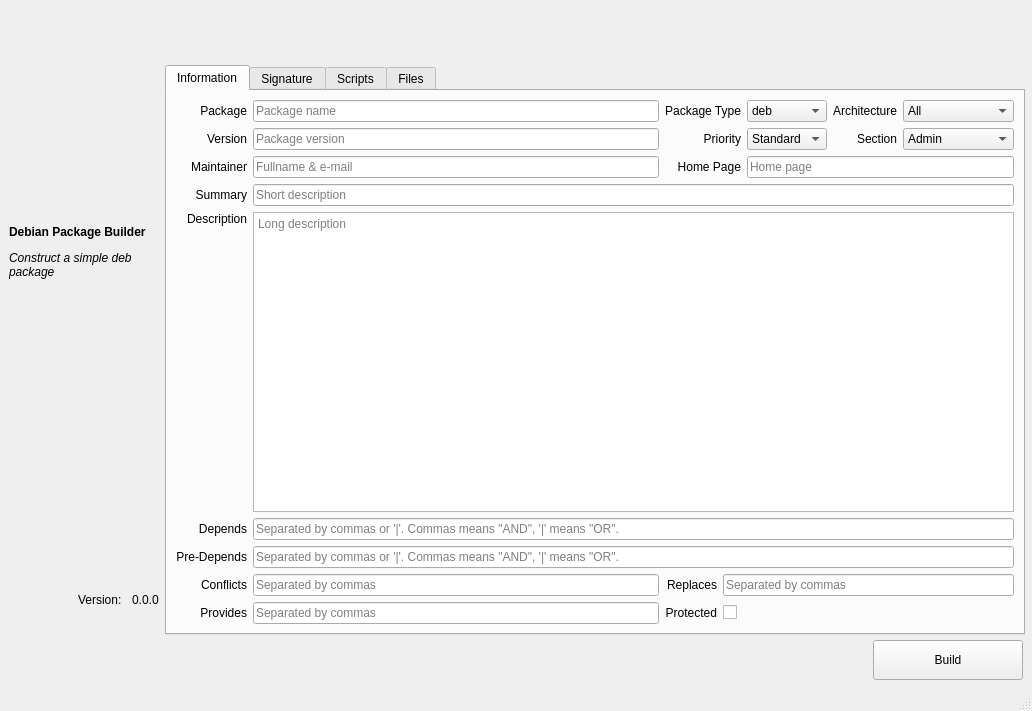
Qt form MainWindow.ui (kuletco/debfile-master) before a commit.
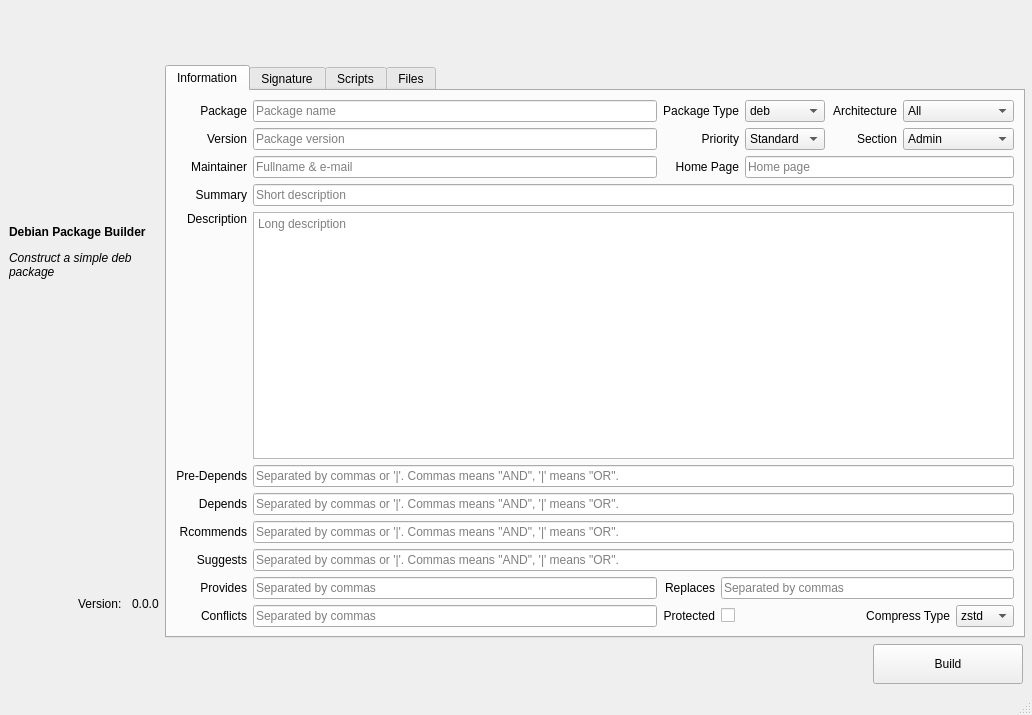
The same form after that commit. Icons and pictures are not drawn.

Commit message: Add compress type support

```diff
--- a/MainWindow.ui
+++ b/MainWindow.ui
@@ -7,7 +7,7 @@
     <x>0</x>
     <y>0</y>
     <width>1032</width>
-    <height>711</height>
+    <height>715</height>
    </rect>
   </property>
   <property name="minimumSize">
@@ -265,7 +265,7 @@
             </item>
            </widget>
           </item>
-          <item row="0" column="5">
+          <item row="0" column="5" colspan="2">
            <widget class="QLabel" name="LB_Arch">
             <property name="text">
              <string>Architecture</string>
@@ -275,7 +275,7 @@
             </property>
            </widget>
           </item>
-          <item row="0" column="6">
+          <item row="0" column="7" colspan="2">
            <widget class="QComboBox" name="ComboBox_Arch">
             <item>
              <property name="text">
@@ -346,6 +346,16 @@
             </property>
            </widget>
           </item>
+          <item row="1" column="2" colspan="2">
+           <widget class="QLabel" name="LB_Priority">
+            <property name="text">
+             <string>Priority</string>
+            </property>
+            <property name="alignment">
+             <set>Qt::AlignRight|Qt::AlignTrailing|Qt::AlignVCenter</set>
+            </property>
+           </widget>
+          </item>
           <item row="1" column="4">
            <widget class="QComboBox" name="ComboBox_Priority">
             <property name="currentIndex">
@@ -373,7 +383,7 @@
             </item>
            </widget>
           </item>
-          <item row="1" column="5">
+          <item row="1" column="5" colspan="2">
            <widget class="QLabel" name="LB_Section">
             <property name="text">
              <string>Section</string>
@@ -383,7 +393,7 @@
             </property>
            </widget>
           </item>
-          <item row="1" column="6">
+          <item row="1" column="7" colspan="2">
            <widget class="QComboBox" name="ComboBox_Section">
             <property name="currentIndex">
              <number>0</number>
@@ -587,7 +597,7 @@
             </property>
            </widget>
           </item>
-          <item row="2" column="4" colspan="3">
+          <item row="2" column="4" colspan="5">
            <widget class="QLineEdit" name="LE_HomePage">
             <property name="placeholderText">
              <string>Home page</string>
@@ -604,7 +614,7 @@
             </property>
            </widget>
           </item>
-          <item row="3" column="1" colspan="6">
+          <item row="3" column="1" colspan="8">
            <widget class="QLineEdit" name="LE_Summary">
             <property name="placeholderText">
              <string>Short description</string>
@@ -621,7 +631,7 @@
             </property>
            </widget>
           </item>
-          <item row="4" column="1" colspan="6">
+          <item row="4" column="1" colspan="8">
            <widget class="QTextEdit" name="TE_Description">
             <property name="placeholderText">
              <string>Long description</string>
@@ -629,23 +639,6 @@
            </widget>
           </item>
           <item row="5" column="0">
-           <widget class="QLabel" name="LB_Depends">
-            <property name="text">
-             <string>Depends</string>
-            </property>
-            <property name="alignment">
-             <set>Qt::AlignRight|Qt::AlignTrailing|Qt::AlignVCenter</set>
-            </property>
-           </widget>
-          </item>
-          <item row="5" column="1" colspan="6">
-           <widget class="QLineEdit" name="LE_Depends">
-            <property name="placeholderText">
-             <string>Separated by commas or '|'. Commas means &quot;AND&quot;, '|' means &quot;OR&quot;.</string>
-            </property>
-           </widget>
-          </item>
-          <item row="6" column="0">
            <widget class="QLabel" name="LB_PreDepends">
             <property name="text">
              <string>Pre-Depends</string>
@@ -655,48 +648,65 @@
             </property>
            </widget>
           </item>
-          <item row="6" column="1" colspan="6">
+          <item row="5" column="1" colspan="8">
            <widget class="QLineEdit" name="LE_PreDepends">
             <property name="placeholderText">
              <string>Separated by commas or '|'. Commas means &quot;AND&quot;, '|' means &quot;OR&quot;.</string>
             </property>
            </widget>
           </item>
+          <item row="6" column="0">
+           <widget class="QLabel" name="LB_Depends">
+            <property name="text">
+             <string>Depends</string>
+            </property>
+            <property name="alignment">
+             <set>Qt::AlignRight|Qt::AlignTrailing|Qt::AlignVCenter</set>
+            </property>
+           </widget>
+          </item>
+          <item row="6" column="1" colspan="8">
+           <widget class="QLineEdit" name="LE_Depends">
+            <property name="placeholderText">
+             <string>Separated by commas or '|'. Commas means &quot;AND&quot;, '|' means &quot;OR&quot;.</string>
+            </property>
+           </widget>
+          </item>
           <item row="7" column="0">
-           <widget class="QLabel" name="LB_Conflicts">
+           <widget class="QLabel" name="LB_Recommends">
             <property name="text">
-             <string>Conflicts</string>
+             <string>Rcommends</string>
             </property>
             <property name="alignment">
              <set>Qt::AlignRight|Qt::AlignTrailing|Qt::AlignVCenter</set>
             </property>
            </widget>
           </item>
-          <item row="7" column="1">
-           <widget class="QLineEdit" name="LE_Conflicts">
+          <item row="7" column="1" colspan="8">
+           <widget class="QLineEdit" name="LE_Recommends">
             <property name="placeholderText">
-             <string>Separated by commas</string>
-            </property>
-           </widget>
-          </item>
-          <item row="7" column="2">
-           <widget class="QLabel" name="LB_Replaces">
-            <property name="text">
-             <string>Replaces</string>
-            </property>
-            <property name="alignment">
-             <set>Qt::AlignRight|Qt::AlignTrailing|Qt::AlignVCenter</set>
-            </property>
-           </widget>
-          </item>
-          <item row="7" column="3" colspan="4">
-           <widget class="QLineEdit" name="LE_Replaces">
-            <property name="placeholderText">
-             <string>Separated by commas</string>
+             <string>Separated by commas or '|'. Commas means &quot;AND&quot;, '|' means &quot;OR&quot;.</string>
             </property>
            </widget>
           </item>
           <item row="8" column="0">
+           <widget class="QLabel" name="LB_Suggest">
+            <property name="text">
+             <string>Suggests</string>
+            </property>
+            <property name="alignment">
+             <set>Qt::AlignRight|Qt::AlignTrailing|Qt::AlignVCenter</set>
+            </property>
+           </widget>
+          </item>
+          <item row="8" column="1" colspan="8">
+           <widget class="QLineEdit" name="LE_Suggest">
+            <property name="placeholderText">
+             <string>Separated by commas or '|'. Commas means &quot;AND&quot;, '|' means &quot;OR&quot;.</string>
+            </property>
+           </widget>
+          </item>
+          <item row="9" column="0">
            <widget class="QLabel" name="LB_Provides">
             <property name="text">
              <string>Provides</string>
@@ -706,14 +716,48 @@
             </property>
            </widget>
           </item>
-          <item row="8" column="1">
+          <item row="9" column="1">
            <widget class="QLineEdit" name="LE_Provides">
             <property name="placeholderText">
              <string>Separated by commas</string>
             </property>
            </widget>
           </item>
-          <item row="8" column="2">
+          <item row="9" column="2">
+           <widget class="QLabel" name="LB_Replaces">
+            <property name="text">
+             <string>Replaces</string>
+            </property>
+            <property name="alignment">
+             <set>Qt::AlignRight|Qt::AlignTrailing|Qt::AlignVCenter</set>
+            </property>
+           </widget>
+          </item>
+          <item row="9" column="3" colspan="6">
+           <widget class="QLineEdit" name="LE_Replaces">
+            <property name="placeholderText">
+             <string>Separated by commas</string>
+            </property>
+           </widget>
+          </item>
+          <item row="10" column="0">
+           <widget class="QLabel" name="LB_Conflicts">
+            <property name="text">
+             <string>Conflicts</string>
+            </property>
+            <property name="alignment">
+             <set>Qt::AlignRight|Qt::AlignTrailing|Qt::AlignVCenter</set>
+            </property>
+           </widget>
+          </item>
+          <item row="10" column="1">
+           <widget class="QLineEdit" name="LE_Conflicts">
+            <property name="placeholderText">
+             <string>Separated by commas</string>
+            </property>
+           </widget>
+          </item>
+          <item row="10" column="2">
            <widget class="QLabel" name="LB_Protected">
             <property name="text">
              <string>Protected</string>
@@ -723,23 +767,47 @@
             </property>
            </widget>
           </item>
-          <item row="8" column="3">
+          <item row="10" column="3" colspan="3">
            <widget class="QCheckBox" name="CB_Protected">
             <property name="text">
              <string/>
             </property>
            </widget>
           </item>
-          <item row="1" column="2" colspan="2">
-           <widget class="QLabel" name="LB_Priority">
+          <item row="10" column="6" colspan="2">
+           <widget class="QLabel" name="LB_CompressType">
             <property name="text">
-             <string>Priority</string>
+             <string>Compress Type</string>
             </property>
             <property name="alignment">
              <set>Qt::AlignRight|Qt::AlignTrailing|Qt::AlignVCenter</set>
             </property>
            </widget>
           </item>
+          <item row="10" column="8">
+           <widget class="QComboBox" name="ComboBox_CompressType">
+            <item>
+             <property name="text">
+              <string>zstd</string>
+             </property>
+            </item>
+            <item>
+             <property name="text">
+              <string>xz</string>
+             </property>
+            </item>
+            <item>
+             <property name="text">
+              <string>gzip</string>
+             </property>
+            </item>
+            <item>
+             <property name="text">
+              <string>none</string>
+             </property>
+            </item>
+           </widget>
+          </item>
          </layout>
         </widget>
         <widget class="QWidget" name="tab_signature">
```
Left out of the diff: 21 changed lines with no effect on the pictures. The commit also changes 5 other files.
